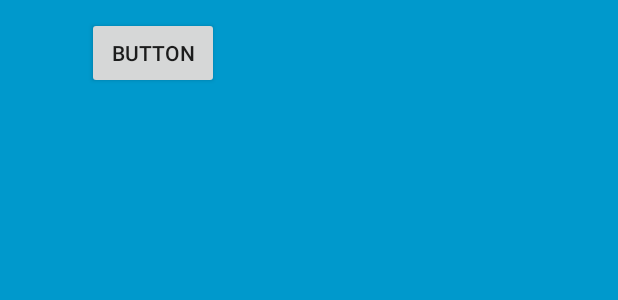
After one commit to pedrolopesme/Android-Moneylog, an Android app: the layout widget_money_log.xml on its own in the app's theme, with its tools: preview values and no code run, on a phone screen of 412 x 824 dp. The commit adds this screen. Shown: the top 300 px of the screen. Run offline under Robolectric (Android 15) with nearby library versions, the phone set to English and light mode, and no system bars.

Commit message:
Implementing money log widget basic functionality

```diff
--- a/src/app/src/main/java/com/moneylog/android/moneylog/activities/AddTransactionActivity.java
+++ b/src/app/src/main/java/com/moneylog/android/moneylog/activities/AddTransactionActivity.java
@@ -18,6 +18,7 @@ import com.moneylog.android.moneylog.fragments.AddTransactionFragment;
 import butterknife.BindView;
 import butterknife.ButterKnife;
 import timber.log.Timber;
+import widgets.MoneyLogWidgetService;
 
 public class AddTransactionActivity extends AppCompatActivity {
 
@@ -76,4 +77,5 @@ public class AddTransactionActivity extends AppCompatActivity {
         onBackPressed();
         return true;
     }
+
 }
--- a/src/app/src/main/res/layout/activity_main.xml
+++ b/src/app/src/main/res/layout/activity_main.xml
@@ -40,7 +40,7 @@
 
                 <TextView
                     android:id="@+id/tv_toolbar_account_summary"
-                    style="@style/ToolbarAccountSummary"
+                    style="@style/ToolbarAccountBalance"
                     android:layout_width="wrap_content"
                     android:layout_height="wrap_content" />
 
--- /dev/null
+++ b/src/app/src/main/res/layout/widget_money_log.xml
@@ -0,0 +1,44 @@
+<LinearLayout xmlns:android="http://schemas.android.com/apk/res/android"
+    android:layout_width="match_parent"
+    android:layout_height="match_parent"
+    android:background="#09C"
+    android:orientation="horizontal"
+    android:padding="@dimen/widget_margin">
+
+    <Button
+        android:id="@+id/btn_widget_add_transaction"
+        android:layout_width="wrap_content"
+        android:layout_height="wrap_content"
+        android:layout_marginStart="58dp"
+        android:layout_marginTop="11dp"
+        android:text="Button" />
+
+    <LinearLayout
+        android:layout_width="wrap_content"
+        android:layout_height="match_parent"
+        android:orientation="vertical">
+
+        <TextView
+            android:id="@+id/widget_balance"
+            android:layout_width="wrap_content"
+            android:layout_height="wrap_content"
+            android:layout_margin="8dp"
+            android:background="#09C"
+            android:contentDescription="@string/appwidget_text"
+            android:textColor="#ffffff"
+            android:textSize="24sp"
+            android:textStyle="bold" />
+
+        <TextView
+            android:id="@+id/widget_date"
+            android:layout_width="wrap_content"
+            android:layout_height="wrap_content"
+            android:layout_margin="8dp"
+            android:background="#09C"
+            android:contentDescription="@string/appwidget_text"
+            android:textColor="#ffffff"
+            android:textSize="16sp"
+            android:textStyle="bold" />
+    </LinearLayout>
+
+</LinearLayout>
--- a/src/app/src/main/res/values/dimens.xml
+++ b/src/app/src/main/res/values/dimens.xml
@@ -20,4 +20,10 @@
     <dimen name="activity_vertical_margin">16dp</dimen>
 
     <dimen name="app_bar_expanded_height">140dp</dimen>
+
+    <!--
+Refer to App Widget Documentation for margin information
+http://developer.android.com/guide/topics/appwidgets/index.html#CreatingLayout
+    -->
+    <dimen name="widget_margin">8dp</dimen>
 </resources>
--- a/src/app/src/main/res/values/strings.xml
+++ b/src/app/src/main/res/values/strings.xml
@@ -11,4 +11,6 @@
     <string name="error_required">Required</string>
     <string name="balance_positive">Congratulations, your account turned green!</string>
     <string name="balance_negative">Ooops.. your account turned red.</string>
+    <string name="appwidget_text">EXAMPLE</string>
+    <string name="add_widget">Add widget</string>
 </resources>
--- a/src/app/src/main/res/values/styles.xml
+++ b/src/app/src/main/res/values/styles.xml
@@ -38,7 +38,7 @@
         <item name="android:layout_marginRight">24dp</item>
     </style>
 
-    <style name="ToolbarAccountSummary">
+    <style name="ToolbarAccountBalance">
         <item name="android:textSize">24sp</item>
         <item name="android:textStyle">normal</item>
         <item name="android:layout_marginBottom">24dp</item>
```
Also changed, not shown: src/app/src/main/AndroidManifest.xml (+15 -1 lines), src/app/src/main/java/com/moneylog/android/moneylog/activities/MainActivity.java (+8 -0 lines), src/app/src/main/java/widgets/MoneyLogWidgetProvider.java (added, +92 -0 lines), src/app/src/main/java/widgets/MoneyLogWidgetService.java (added, +75 -0 lines), src/app/src/main/res/values-v14/dimens.xml (added, +10 -0 lines), src/app/src/main/res/xml/money_log_widget_info.xml (added, +10 -0 lines), src/app/src/main/res/drawable-nodpi/example_appwidget_preview.png (added).
